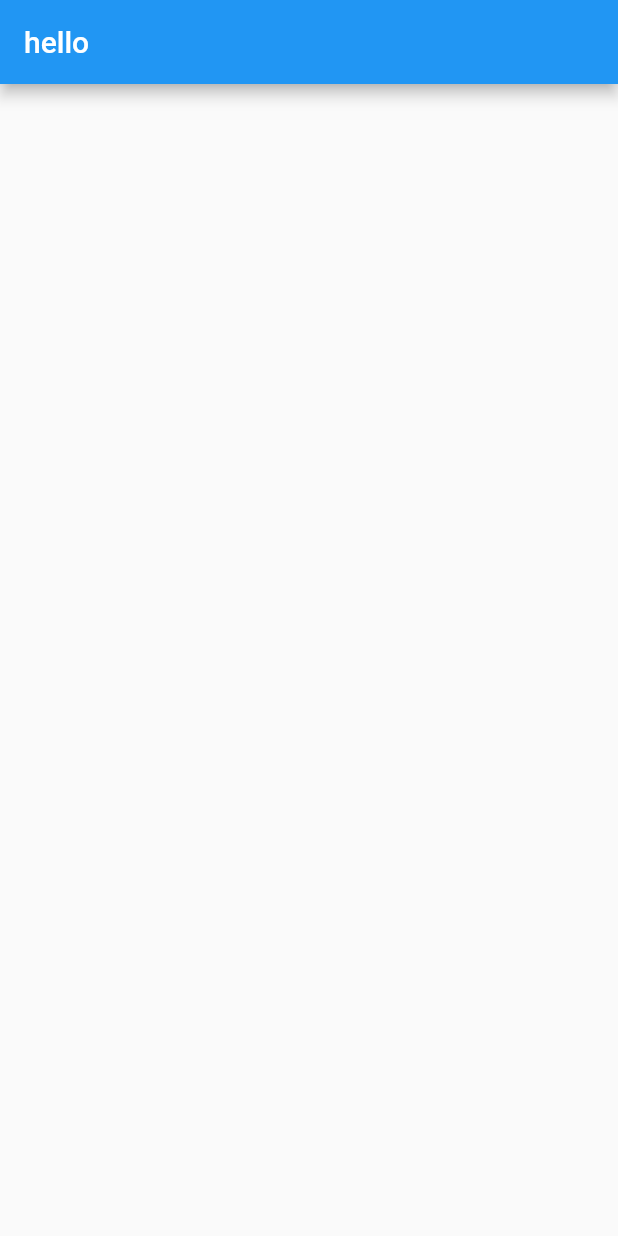
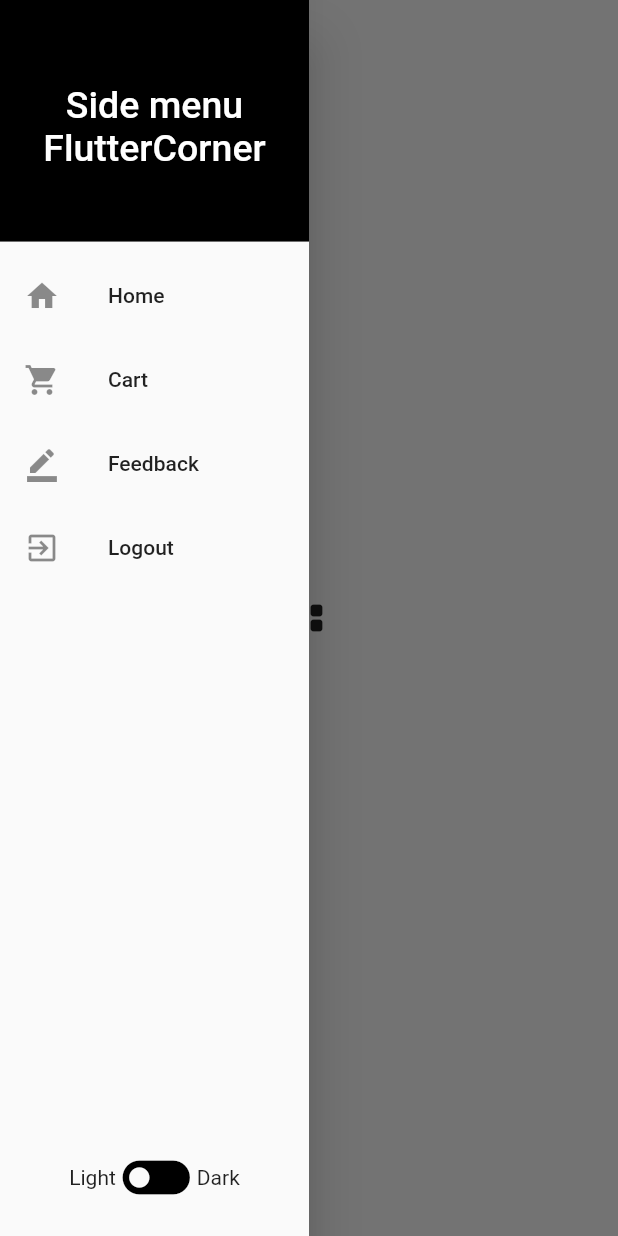
Before and after one commit to Andres-Holivin/MoneyManagement, a Flutter app: the screen it shows after launch, with the side drawer open (before the commit the screen has no drawer), on a phone screen of 412 x 824 dp. Run offline on Flutter 3.47's test engine with Material 2 defaults, Android fonts, the phone set to English and light mode, and no system bars; our stand-ins replace auto_route.

Commit message:
nav bar and dark mode

```diff
--- /dev/null
+++ b/lib/components/nav_bar.dart
@@ -0,0 +1,103 @@
+import 'package:flutter/material.dart';
+import 'package:money_management/main.dart';
+
+const double iconSize = 54.0;
+const double textIconSize = 14;
+Icon iconOff = const Icon(
+  Icons.toggle_off,
+  color: Colors.black,
+  size: iconSize,
+);
+Icon iconOn = const Icon(
+  Icons.toggle_on,
+  color: Colors.white,
+  size: iconSize,
+);
+
+Icon iconPress =
+    MyApp.themeNotifier.value == ThemeMode.light ? iconOff : iconOn;
+
+class NavBar extends StatefulWidget {
+  const NavBar({Key? key}) : super(key: key);
+
+  @override
+  State<NavBar> createState() => _NavBarState();
+}
+
+class _NavBarState extends State<NavBar> {
+  @override
+  Widget build(BuildContext context) {
+    return SizedBox(
+      width: MediaQuery.of(context).size.width * 0.5,
+      child: Drawer(
+        child: Column(
+          children: <Widget>[
+            const DrawerHeader(
+              child: Center(
+                child: Text(
+                  'Side menu  FlutterCorner',
+                  textAlign: TextAlign.center,
+                  style: TextStyle(color: Colors.white, fontSize: 25),
+                ),
+              ),
+              decoration: BoxDecoration(
+                color: Colors.black,
+              ),
+            ),
+            ListTile(
+              leading: const Icon(Icons.home),
+              title: const Text('Home'),
+              onTap: () => {},
+            ),
+            ListTile(
+              leading: const Icon(Icons.shopping_cart),
+              title: const Text('Cart'),
+              onTap: () => {Navigator.of(context).pop()},
+            ),
+            ListTile(
+              leading: const Icon(Icons.border_color),
+              title: const Text('Feedback'),
+              onTap: () => {Navigator.of(context).pop()},
+            ),
+            ListTile(
+              leading: const Icon(Icons.exit_to_app),
+              title: const Text('Logout'),
+              onTap: () => {Navigator.of(context).pop()},
+            ),
+            const Spacer(),
+            Padding(
+              padding: const EdgeInsets.all(12),
+              child: Row(
+                mainAxisSize: MainAxisSize.min,
+                children: [
+                  const Text(
+                    'Light',
+                    style: TextStyle(fontSize: textIconSize),
+                  ),
+                  InkWell(
+                    child: iconPress,
+                    onTap: () {
+                      setState(() {
+                        MyApp.themeNotifier.value =
+                            MyApp.themeNotifier.value == ThemeMode.light
+                                ? ThemeMode.dark
+                                : ThemeMode.light;
+                        iconPress = MyApp.themeNotifier.value == ThemeMode.light
+                            ? iconOff
+                            : iconOn;
+                      });
+                    },
+                  ),
+                  const Text(
+                    'Dark',
+                    style: TextStyle(fontSize: textIconSize),
+                  ),
+                ],
+              ),
+            ),
+          ],
+        ),
+      ),
+    );
+  }
+}
--- a/lib/main.dart
+++ b/lib/main.dart
@@ -1,5 +1,6 @@
 import 'package:flutter/material.dart';
 import 'package:money_management/util/app_router.gr.dart';
+import 'package:money_management/util/theme.dart';
 
 void main() {
   runApp(const MyApp());
@@ -8,12 +9,24 @@ void main() {
 final _appRouter = AppRouter();
 
 class MyApp extends StatelessWidget {
+  static final ValueNotifier<ThemeMode> themeNotifier =
+      ValueNotifier(ThemeMode.light);
   const MyApp({Key? key}) : super(key: key);
   @override
   Widget build(BuildContext context) {
-    return MaterialApp.router(
-      routerDelegate: _appRouter.delegate(),
-      routeInformationParser: _appRouter.defaultRouteParser(),
-    );
+    return ValueListenableBuilder<ThemeMode>(
+        valueListenable: themeNotifier,
+        builder: (_, ThemeMode currentMode, __) {
+          return MaterialApp.router(
+            // theme: themeData(),
+            title: 'Money Management',
+            theme: ThemeData(primarySwatch: Colors.amber),
+            darkTheme: ThemeData.dark(),
+            debugShowCheckedModeBanner: false,
+            themeMode: currentMode,
+            routerDelegate: _appRouter.delegate(),
+            routeInformationParser: _appRouter.defaultRouteParser(),
+          );
+        });
   }
 }
--- a/lib/pages/home_page.dart
+++ b/lib/pages/home_page.dart
@@ -1,12 +1,72 @@
 import 'package:flutter/material.dart';
+import 'package:money_management/components/nav_bar.dart';
+import 'package:money_management/main.dart';
 
-class HomePage extends StatelessWidget {
+class HomePage extends StatefulWidget {
   const HomePage({Key? key}) : super(key: key);
+
+  @override
+  State<HomePage> createState() => _HomePageState();
+}
+
+class _HomePageState extends State<HomePage> {
+  late Icon iconSelected;
+  @override
+  void initState() {
+    super.initState();
+    iconSelected = MyApp.themeNotifier.value == ThemeMode.light
+        ? const Icon(Icons.dark_mode)
+        : const Icon(Icons.light_mode);
+  }
 
   @override
   Widget build(BuildContext context) {
     return Scaffold(
-      appBar: AppBar(title: const Text("hello")),
+      drawer: const NavBar(),
+      // appBar: AppBar(
+      //   leading: Builder(
+      //     builder: (BuildContext context) {
+      //       return IconButton(
+      //         icon: const Icon(
+      //           Icons.grid_view_rounded,
+      //         ),
+      //         onPressed: () {
+      //           Scaffold.of(context).openDrawer();
+      //         },
+      //         tooltip: MaterialLocalizations.of(context).openAppDrawerTooltip,
+      //       );
+      //     },
+      //   ),
+      //   title: const Text('Kindacode.com'),
+      //   actions: [
+      //     IconButton(
+      //         icon: iconSelected,
+      //         onPressed: () {
+      //           setState(() {
+      //             MyApp.themeNotifier.value =
+      //                 MyApp.themeNotifier.value == ThemeMode.light
+      //                     ? ThemeMode.dark
+      //                     : ThemeMode.light;
+      //             iconSelected = MyApp.themeNotifier.value == ThemeMode.light
+      //                 ? const Icon(Icons.dark_mode)
+      //                 : const Icon(Icons.light_mode);
+      //           });
+      //         })
+      //   ],
+      // ),
+      body: Center(child: Builder(
+        builder: (BuildContext context) {
+          return IconButton(
+            icon: const Icon(
+              Icons.grid_view_rounded,
+            ),
+            onPressed: () {
+              Scaffold.of(context).openDrawer();
+            },
+            tooltip: MaterialLocalizations.of(context).openAppDrawerTooltip,
+          );
+        },
+      )),
     );
   }
 }
--- a/lib/util/app_router.dart
+++ b/lib/util/app_router.dart
@@ -5,7 +5,7 @@ import '../pages/home_page.dart';
 @AdaptiveAutoRouter(
   replaceInRouteName: 'Page,Route',
   routes: <AutoRoute>[
-    AutoRoute(page: HomePage, initial: true),
+    AutoRoute(page: HomePage, initial: true, path: '/home'),
   ],
 )
 class $AppRouter {}
--- a/lib/util/constants.dart
+++ b/lib/util/constants.dart
@@ -1,6 +1,8 @@
-class ConstBackground {
-  static const String PRIMARY = '#222831';
-  static const String SECONDARY = '#393E46';
-  static const String TERTIARY = '#00ADB5';
-  static const String QUATERNARY = '#EEEEEE';
+import 'package:flutter/cupertino.dart';
+
+class ConstBackgroundLight {
+  static const Color primary = Color(0x00ffffff);
+  static const Color secondary = Color(0x00f1f3f6);
+  static const Color textPrimary = Color(0x00171822);
+  static const Color textSecondary = Color(0x003a4276);
 }
--- /dev/null
+++ b/lib/util/theme.dart
@@ -0,0 +1,13 @@
+import 'package:flutter/material.dart';
+import 'package:money_management/util/constants.dart';
+
+ThemeData themeData() {
+  return ThemeData(
+    scaffoldBackgroundColor: Colors.blue,
+    primarySwatch: Colors.yellow,
+    fontFamily: "Muli",
+    textTheme: const TextTheme(
+        bodyText1: TextStyle(color: ConstBackgroundLight.textPrimary)),
+    visualDensity: VisualDensity.adaptivePlatformDensity,
+  );
+}
```
Also changed, not shown: pubspec.yaml (+2 -21 lines), pubspec.lock.
